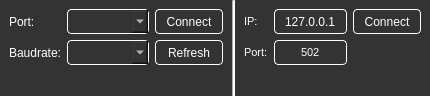
Above: multibench/widgets/connectionwidget.ui from IlyaZh/Maiman-MCBS before the change. Below: the same form after it.
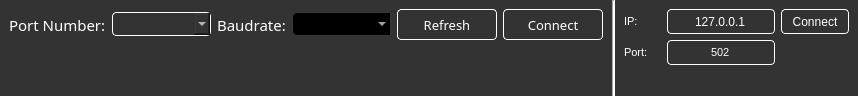
That is the form after the change.

Patch:
```diff
--- a/multibench/widgets/connectionwidget.ui
+++ b/multibench/widgets/connectionwidget.ui
@@ -6,7 +6,7 @@
    <rect>
     <x>0</x>
     <y>0</y>
-    <width>430</width>
+    <width>858</width>
     <height>96</height>
    </rect>
   </property>
@@ -34,6 +34,200 @@
    <property name="spacing">
     <number>0</number>
    </property>
+   <item row="1" column="4">
+    <widget class="Line" name="line">
+     <property name="sizePolicy">
+      <sizepolicy hsizetype="Fixed" vsizetype="Expanding">
+       <horstretch>0</horstretch>
+       <verstretch>0</verstretch>
+      </sizepolicy>
+     </property>
+     <property name="styleSheet">
+      <string notr="true">background-color: rgb(255, 255, 255);</string>
+     </property>
+     <property name="orientation">
+      <enum>Qt::Vertical</enum>
+     </property>
+    </widget>
+   </item>
+   <item row="0" column="2" rowspan="3" colspan="2">
+    <widget class="QWidget" name="COM" native="true">
+     <layout class="QGridLayout" name="gridLayout_2">
+      <item row="3" column="1" colspan="2">
+       <widget class="QLabel" name="statusComPortLabel">
+        <property name="font">
+         <font/>
+        </property>
+        <property name="text">
+         <string/>
+        </property>
+       </widget>
+      </item>
+      <item row="0" column="2">
+       <widget class="QLabel" name="baudrateLabel">
+        <property name="font">
+         <font>
+          <family>Poppins</family>
+          <pointsize>11</pointsize>
+         </font>
+        </property>
+        <property name="text">
+         <string>Baudrate:</string>
+        </property>
+       </widget>
+      </item>
+      <item row="0" column="1">
+       <widget class="QComboBox" name="comPortComboBox">
+        <property name="sizePolicy">
+         <sizepolicy hsizetype="Fixed" vsizetype="Fixed">
+          <horstretch>0</horstretch>
+          <verstretch>0</verstretch>
+         </sizepolicy>
+        </property>
+        <property name="minimumSize">
+         <size>
+          <width>99</width>
+          <height>24</height>
+         </size>
+        </property>
+        <property name="font">
+         <font/>
+        </property>
+        <property name="styleSheet">
+         <string notr="true">background: rgb(51,51,51);
+color: #ffffff;
+border: 1px solid #FFFFFF;			
+border-radius: 4px;
+padding-left: 10px;
+padding-right: 10px;
+</string>
+        </property>
+       </widget>
+      </item>
+      <item row="0" column="0">
+       <widget class="QLabel" name="portLabel">
+        <property name="font">
+         <font>
+          <family>Poppins</family>
+          <pointsize>11</pointsize>
+         </font>
+        </property>
+        <property name="text">
+         <string>Port Number:</string>
+        </property>
+       </widget>
+      </item>
+      <item row="0" column="3">
+       <widget class="QComboBox" name="baudrateComboBox">
+        <property name="sizePolicy">
+         <sizepolicy hsizetype="Fixed" vsizetype="Fixed">
+          <horstretch>0</horstretch>
+          <verstretch>0</verstretch>
+         </sizepolicy>
+        </property>
+        <property name="minimumSize">
+         <size>
+          <width>99</width>
+          <height>24</height>
+         </size>
+        </property>
+        <property name="font">
+         <font/>
+        </property>
+        <property name="styleSheet">
+         <string notr="true">QComboBox{
+background-color: rgb(0, 0, 0);
+color: #ffffff;
+border: 1px solid #393838;			
+border-radius: 5px;
+padding-left: 10px;
+padding-right: 10px;
+}
+QComboBox::drop-down{
+
+}
+QComboBox::down-arrow {
+
+}
+
+</string>
+        </property>
+        <property name="editable">
+         <bool>false</bool>
+        </property>
+       </widget>
+      </item>
+      <item row="0" column="5">
+       <widget class="QPushButton" name="connectComPortButton">
+        <property name="sizePolicy">
+         <sizepolicy hsizetype="Expanding" vsizetype="Fixed">
+          <horstretch>0</horstretch>
+          <verstretch>0</verstretch>
+         </sizepolicy>
+        </property>
+        <property name="minimumSize">
+         <size>
+          <width>100</width>
+          <height>31</height>
+         </size>
+        </property>
+        <property name="font">
+         <font>
+          <family>Poppins</family>
+          <pointsize>10</pointsize>
+         </font>
+        </property>
+        <property name="styleSheet">
+         <string notr="true">background: rgb(51,51,51);
+color: #ffffff;
+border: 1px solid #FFFFFF;			
+border-radius: 4px;
+padding-left: 10px;
+padding-right: 10px;
+</string>
+        </property>
+        <property name="text">
+         <string>Connect</string>
+        </property>
+       </widget>
+      </item>
+      <item row="0" column="4">
+       <widget class="QPushButton" name="refreshComPortButton">
+        <property name="sizePolicy">
+         <sizepolicy hsizetype="MinimumExpanding" vsizetype="Fixed">
+          <horstretch>0</horstretch>
+          <verstretch>0</verstretch>
+         </sizepolicy>
+        </property>
+        <property name="minimumSize">
+         <size>
+          <width>100</width>
+          <height>31</height>
+         </size>
+        </property>
+        <property name="font">
+         <font>
+          <family>Poppins</family>
+          <pointsize>10</pointsize>
+         </font>
+        </property>
+        <property name="styleSheet">
+         <string notr="true">background: rgb(51,51,51);
+color: #ffffff;
+border: 1px solid #FFFFFF;			
+border-radius: 4px;
+padding-left: 10px;
+padding-right: 10px;
+</string>
+        </property>
+        <property name="text">
+         <string>Refresh</string>
+        </property>
+       </widget>
+      </item>
+     </layout>
+    </widget>
+   </item>
    <item row="0" column="5" rowspan="3">
     <widget class="QWidget" name="TCP" native="true">
      <layout class="QGridLayout" name="gridLayout">
@@ -182,170 +376,6 @@
      </layout>
     </widget>
    </item>
-   <item row="1" column="4">
-    <widget class="Line" name="line">
-     <property name="sizePolicy">
-      <sizepolicy hsizetype="Fixed" vsizetype="Expanding">
-       <horstretch>0</horstretch>
-       <verstretch>0</verstretch>
-      </sizepolicy>
-     </property>
-     <property name="styleSheet">
-      <string notr="true">background-color: rgb(255, 255, 255);</string>
-     </property>
-     <property name="orientation">
-      <enum>Qt::Vertical</enum>
-     </property>
-    </widget>
-   </item>
-   <item row="0" column="2" rowspan="3" colspan="2">
-    <widget class="QWidget" name="COM" native="true">
-     <layout class="QGridLayout" name="gridLayout_2">
-      <item row="0" column="1">
-       <widget class="QComboBox" name="comPortComboBox">
-        <property name="sizePolicy">
-         <sizepolicy hsizetype="Expanding" vsizetype="Fixed">
-          <horstretch>0</horstretch>
-          <verstretch>0</verstretch>
-         </sizepolicy>
-        </property>
-        <property name="minimumSize">
-         <size>
-          <width>0</width>
-          <height>25</height>
-         </size>
-        </property>
-        <property name="font">
-         <font/>
-        </property>
-        <property name="styleSheet">
-         <string notr="true">background: rgb(51,51,51);
-color: #ffffff;
-border: 1px solid #FFFFFF;			
-border-radius: 4px;
-padding-left: 10px;
-padding-right: 10px;
-</string>
-        </property>
-       </widget>
-      </item>
-      <item row="0" column="2">
-       <widget class="QPushButton" name="connectComPortButton">
-        <property name="sizePolicy">
-         <sizepolicy hsizetype="Expanding" vsizetype="Fixed">
-          <horstretch>0</horstretch>
-          <verstretch>0</verstretch>
-         </sizepolicy>
-        </property>
-        <property name="minimumSize">
-         <size>
-          <width>0</width>
-          <height>25</height>
-         </size>
-        </property>
-        <property name="font">
-         <font/>
-        </property>
-        <property name="styleSheet">
-         <string notr="true">background: rgb(51,51,51);
-color: #ffffff;
-border: 1px solid #FFFFFF;			
-border-radius: 4px;
-padding-left: 10px;
-padding-right: 10px;
-</string>
-        </property>
-        <property name="text">
-         <string>Connect</string>
-        </property>
-       </widget>
-      </item>
-      <item row="1" column="2">
-       <widget class="QPushButton" name="refreshComPortButton">
-        <property name="sizePolicy">
-         <sizepolicy hsizetype="MinimumExpanding" vsizetype="Fixed">
-          <horstretch>0</horstretch>
-          <verstretch>0</verstretch>
-         </sizepolicy>
-        </property>
-        <property name="minimumSize">
-         <size>
-          <width>0</width>
-          <height>25</height>
-         </size>
-        </property>
-        <property name="font">
-         <font/>
-        </property>
-        <property name="styleSheet">
-         <string notr="true">background: rgb(51,51,51);
-color: #ffffff;
-border: 1px solid #FFFFFF;			
-border-radius: 4px;
-padding-left: 10px;
-padding-right: 10px;
-</string>
-        </property>
-        <property name="text">
-         <string>Refresh</string>
-        </property>
-       </widget>
-      </item>
-      <item row="1" column="1">
-       <widget class="QComboBox" name="baudrateComboBox">
-        <property name="sizePolicy">
-         <sizepolicy hsizetype="Expanding" vsizetype="Fixed">
-          <horstretch>0</horstretch>
-          <verstretch>0</verstretch>
-         </sizepolicy>
-        </property>
-        <property name="minimumSize">
-         <size>
-          <width>0</width>
-          <height>25</height>
-         </size>
-        </property>
-        <property name="font">
-         <font/>
-        </property>
-        <property name="styleSheet">
-         <string notr="true">background: rgb(51,51,51);
-color: #ffffff;
-border: 1px solid #FFFFFF;			
-border-radius: 4px;
-padding-left: 10px;
-padding-right: 10px;
-</string>
-        </property>
-       </widget>
-      </item>
-      <item row="2" column="1" colspan="2">
-       <widget class="QLabel" name="statusComPortLabel">
-        <property name="font">
-         <font/>
-        </property>
-        <property name="text">
-         <string/>
-        </property>
-       </widget>
-      </item>
-      <item row="0" column="0">
-       <widget class="QLabel" name="portLabel">
-        <property name="text">
-         <string>Port:</string>
-        </property>
-       </widget>
-      </item>
-      <item row="1" column="0">
-       <widget class="QLabel" name="baudrateLabel">
-        <property name="text">
-         <string>Baudrate:</string>
-        </property>
-       </widget>
-      </item>
-     </layout>
-    </widget>
-   </item>
   </layout>
  </widget>
  <resources/>
```
